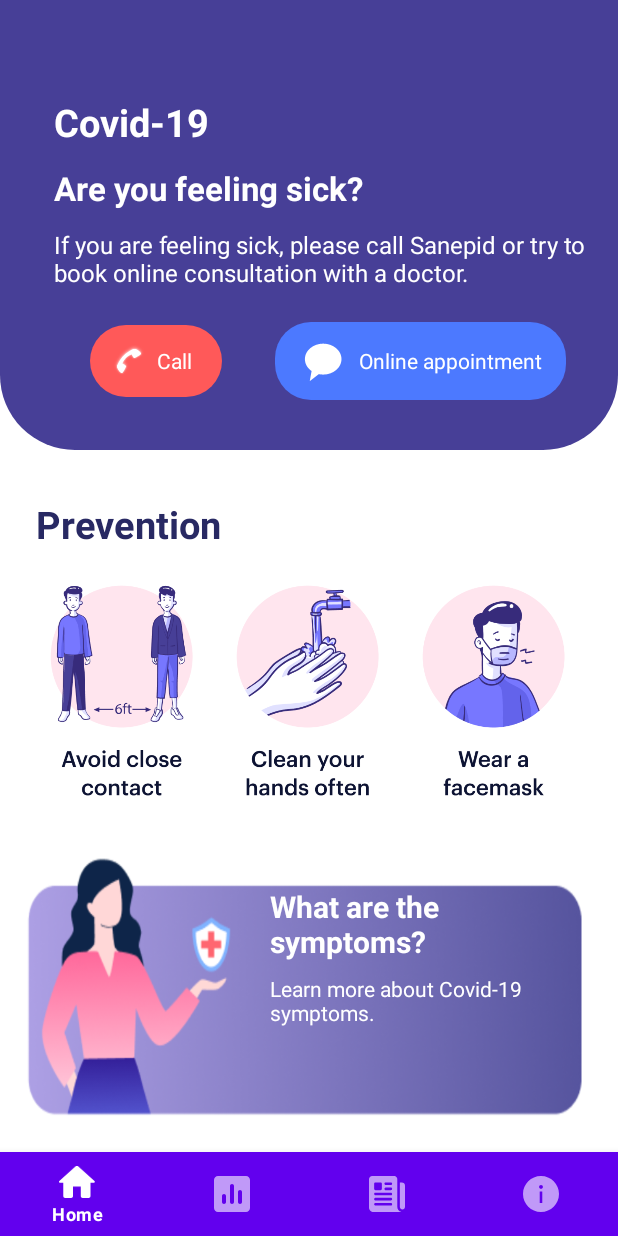
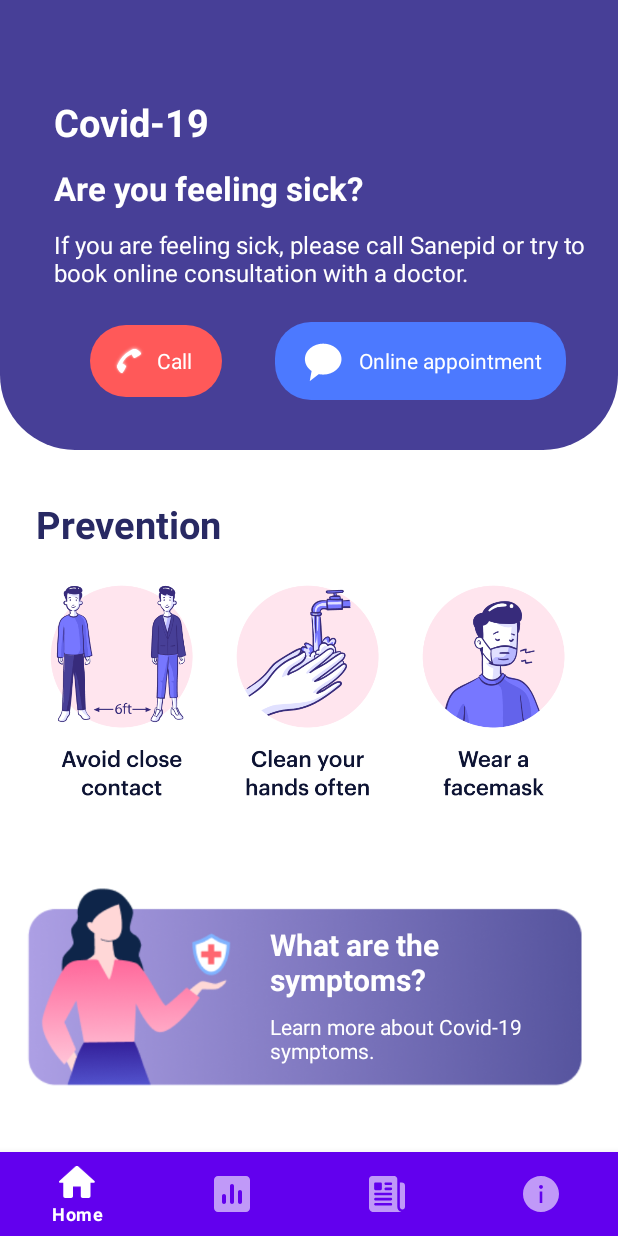
Before and after one commit to D3mianGianoz/Covid-Info, an Android app: the HomeFragment screen opened through its navigation route, on a phone screen of 412 x 824 dp. Run offline under Robolectric (Android 15) with nearby library versions, the phone set to English and light mode, and no system bars; our stand-ins replace data binding, navigation-ui; Roboto replaces fonts that are not available here.

Commit message:
tweaked button positioning

```diff
--- a/app/src/main/res/layout/fragment_home.xml
+++ b/app/src/main/res/layout/fragment_home.xml
@@ -123,7 +123,7 @@
         style="@style/Base.Widget.AppCompat.Button.Borderless"
         android:layout_width="0dp"
         android:layout_height="0dp"
-        android:scaleType="fitXY"
+        android:scaleType="centerInside"
         app:layout_constraintBottom_toBottomOf="parent"
         app:layout_constraintEnd_toEndOf="parent"
         app:layout_constraintStart_toStartOf="parent"
@@ -136,11 +136,12 @@
         android:layout_width="0dp"
         android:layout_height="wrap_content"
         android:layout_marginStart="180dp"
-        android:layout_marginTop="44dp"
         android:layout_marginEnd="64dp"
+        android:layout_marginBottom="32dp"
         android:text="What are the symptoms?"
         android:textSize="20sp"
         android:textStyle="bold"
+        app:layout_constraintBottom_toBottomOf="parent"
         app:layout_constraintEnd_toEndOf="parent"
         app:layout_constraintStart_toStartOf="@+id/btn_symptoms"
         app:layout_constraintTop_toBottomOf="@+id/iv_higiene" />
```
